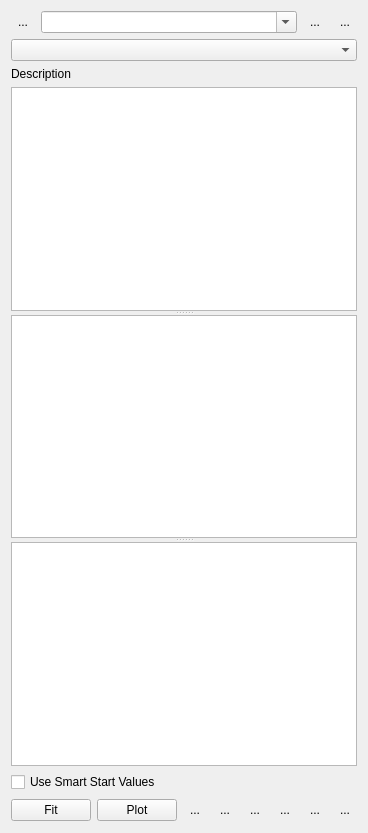
The window that ui/FitUi.ui (MonroeQuantumNetworks/IonControl) describes before a commit, drawn with Qt 5.
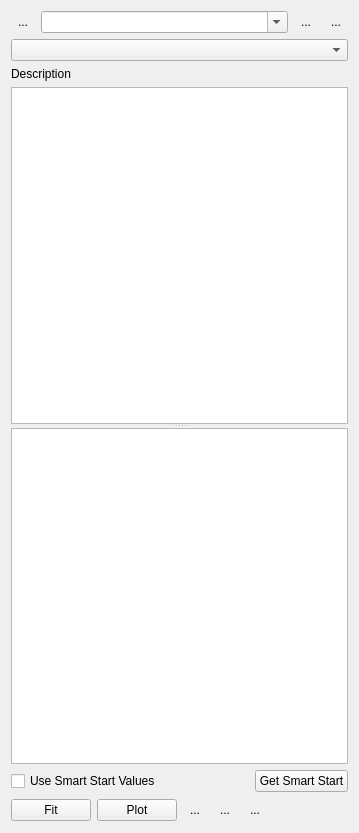
The same window after the commit. Icons and pictures are not drawn. Custom widgets are drawn as their Qt base class.

Commit message: beginning of moving push variables to Analysis Control

The edit to the form file:
```diff
--- a/ui/FitUi.ui
+++ b/ui/FitUi.ui
@@ -130,15 +130,38 @@
      </property>
      <widget class="TableViewExtended" name="parameterTableView"/>
      <widget class="TableViewExtended" name="resultsTableView"/>
-     <widget class="QTableView" name="pushTableView"/>
     </widget>
    </item>
    <item>
-    <widget class="QCheckBox" name="checkBoxUseSmartStartValues">
-     <property name="text">
-      <string>Use Smart Start Values</string>
-     </property>
-    </widget>
+    <layout class="QHBoxLayout" name="horizontalLayout_3">
+     <item>
+      <widget class="QCheckBox" name="checkBoxUseSmartStartValues">
+       <property name="text">
+        <string>Use Smart Start Values</string>
+       </property>
+      </widget>
+     </item>
+     <item>
+      <spacer name="horizontalSpacer_2">
+       <property name="orientation">
+        <enum>Qt::Horizontal</enum>
+       </property>
+       <property name="sizeHint" stdset="0">
+        <size>
+         <width>37</width>
+         <height>21</height>
+        </size>
+       </property>
+      </spacer>
+     </item>
+     <item>
+      <widget class="QPushButton" name="getSmartStartButton">
+       <property name="text">
+        <string>Get Smart Start</string>
+       </property>
+      </widget>
+     </item>
+    </layout>
    </item>
    <item>
     <layout class="QHBoxLayout" name="horizontalLayout">
@@ -241,51 +264,6 @@
        </property>
       </spacer>
      </item>
-     <item>
-      <widget class="QToolButton" name="addPushVariable">
-       <property name="text">
-        <string>...</string>
-       </property>
-       <property name="icon">
-        <iconset resource="Experiment.qrc">
-         <normaloff>:/openicon/icons/edit-add.png</normaloff>:/openicon/icons/edit-add.png</iconset>
-       </property>
-       <property name="autoRaise">
-        <bool>true</bool>
-       </property>
-      </widget>
-     </item>
-     <item>
-      <widget class="QToolButton" name="removePushVariable">
-       <property name="text">
-        <string>...</string>
-       </property>
-       <property name="icon">
-        <iconset resource="Experiment.qrc">
-         <normaloff>:/openicon/icons/edit_remove.png</normaloff>:/openicon/icons/edit_remove.png</iconset>
-       </property>
-       <property name="autoRaise">
-        <bool>true</bool>
-       </property>
-      </widget>
-     </item>
-     <item>
-      <widget class="QToolButton" name="pushToGlobalButton">
-       <property name="toolTip">
-        <string>Push results to global variables</string>
-       </property>
-       <property name="text">
-        <string>...</string>
-       </property>
-       <property name="icon">
-        <iconset resource="Experiment.qrc">
-         <normaloff>:/openicon/icons/applications-internet-5.png</normaloff>:/openicon/icons/applications-internet-5.png</iconset>
-       </property>
-       <property name="autoRaise">
-        <bool>true</bool>
-       </property>
-      </widget>
-     </item>
     </layout>
    </item>
   </layout>
```
The commit also changes 4 other files.
